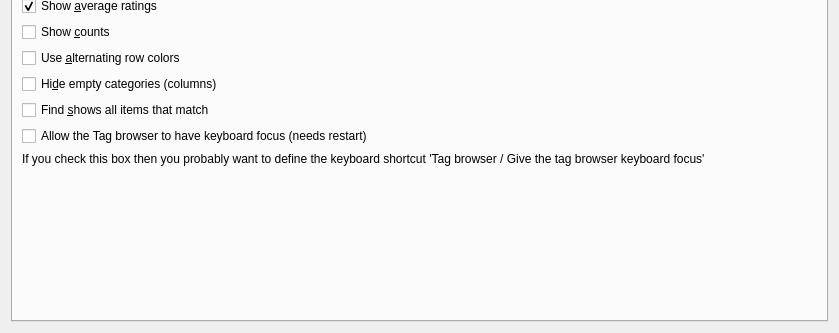
Old version of the form src/calibre/gui2/preferences/look_feel.ui in the repository kovidgoyal/calibre; both pictures show x 0 to 839 and y 247 to 580 of the 839 by 580 pixel window.
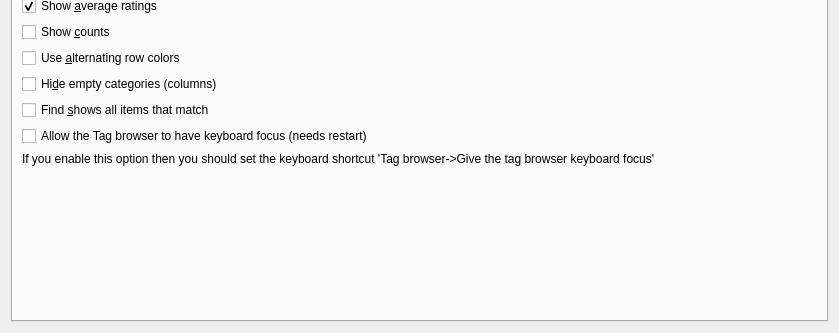
New version of the form. The open tabs and pages were chosen to show the change. Icons and pictures are not drawn. Custom widgets are drawn as their Qt base class.

Commit message: Cleanup text a bit

What changed in the file:
```diff
--- a/src/calibre/gui2/preferences/look_feel.ui
+++ b/src/calibre/gui2/preferences/look_feel.ui
@@ -1128,8 +1128,8 @@
           <string notr="true">margin-left: 1.5em</string>
          </property>
          <property name="text">
-          <string>&lt;p&gt;If you check this box then you probably want to define the
-keyboard shortcut 'Tag browser / Give the tag browser keyboard focus'&lt;/p&gt;</string>
+          <string>&lt;p&gt;If you enable this option then you should set the
+keyboard shortcut 'Tag browser-&gt;Give the tag browser keyboard focus'&lt;/p&gt;</string>
          </property>
         </widget>
        </item>
```
